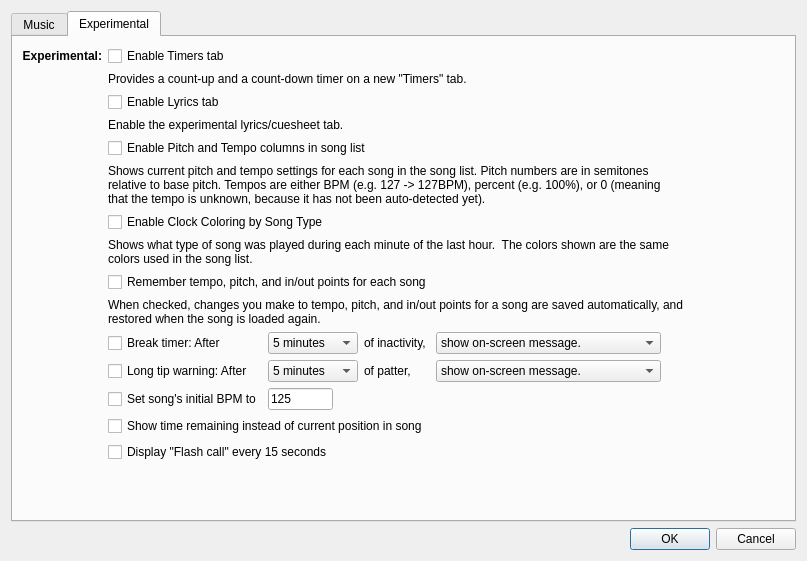
First picture: the form in SquareDesk-DEV/test123/preferencesdialog.ui, repository mpogue2/SquareDesk, before the edit.
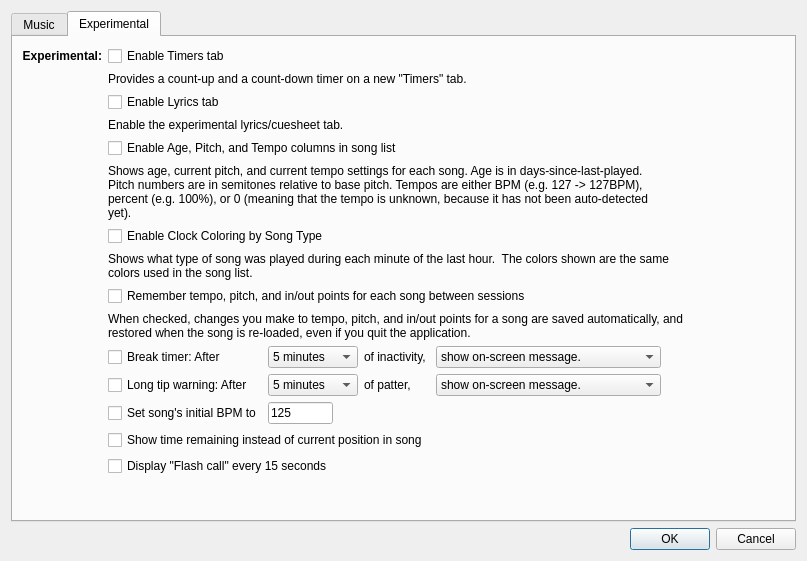
Second picture: the form after the edit. The open tabs and pages were chosen to show the change.

Commit message:
Added help text for Age, Pitch, Tempo
Now clarifies when remembering happens (even if you quit) and what Age is.

```diff
--- a/SquareDesk-DEV/test123/preferencesdialog.ui
+++ b/SquareDesk-DEV/test123/preferencesdialog.ui
@@ -619,7 +619,7 @@
          <item row="5" column="1" colspan="4">
           <widget class="QLabel" name="pitchTempoHelpLabel">
            <property name="text">
-            <string>Shows current pitch and tempo settings for each song in the song list. Pitch numbers are in semitones relative to base pitch. Tempos are either BPM (e.g. 127 -&gt; 127BPM), percent (e.g. 100%), or 0 (meaning that the tempo is unknown, because it has not been auto-detected yet).</string>
+            <string>Shows age, current pitch, and current tempo settings for each song. Age is in days-since-last-played.  Pitch numbers are in semitones relative to base pitch. Tempos are either BPM (e.g. 127 -&gt; 127BPM), percent (e.g. 100%), or 0 (meaning that the tempo is unknown, because it has not been auto-detected yet).</string>
            </property>
            <property name="wordWrap">
             <bool>true</bool>
@@ -635,7 +635,7 @@
             </sizepolicy>
            </property>
            <property name="text">
-            <string>Remember tempo, pitch, and in/out points for each song</string>
+            <string>Remember tempo, pitch, and in/out points for each song between sessions</string>
            </property>
           </widget>
          </item>
@@ -668,7 +668,7 @@
          <item row="10" column="1" colspan="5">
           <widget class="QLabel" name="saveSongPrefsHelpLabel">
            <property name="text">
-            <string>When checked, changes you make to tempo, pitch, and in/out points for a song are saved automatically, and restored when the song is loaded again.</string>
+            <string>When checked, changes you make to tempo, pitch, and in/out points for a song are saved automatically, and restored when the song is re-loaded, even if you quit the application.</string>
            </property>
            <property name="wordWrap">
             <bool>true</bool>
@@ -840,7 +840,7 @@
          <item row="4" column="1" colspan="3">
           <widget class="QCheckBox" name="EnablePitchTempoViewCheckbox">
            <property name="text">
-            <string>Enable Pitch and Tempo columns in song list</string>
+            <string>Enable Age, Pitch, and Tempo columns in song list</string>
            </property>
           </widget>
          </item>
```
